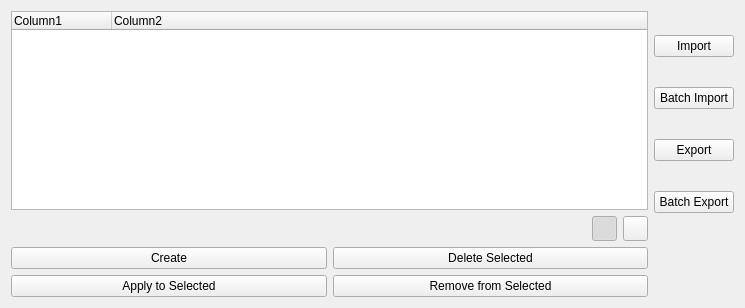
This is CustomWidgets/genericManagerWidget.ui in dsgoficial/DsgTools as Qt 5 draws it before an edit. The edited form follows.
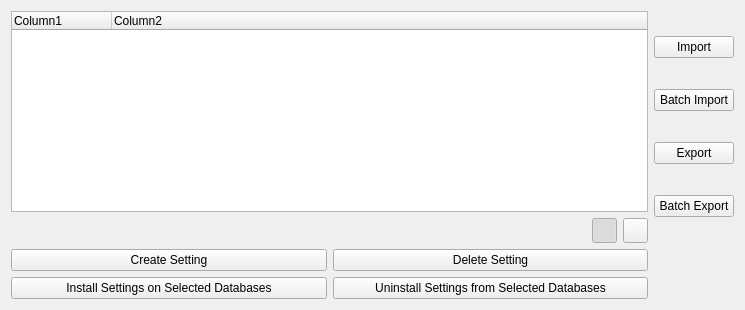
This is the edited form. Icons and pictures are not drawn.

```diff
--- a/CustomWidgets/genericManagerWidget.ui
+++ b/CustomWidgets/genericManagerWidget.ui
@@ -7,7 +7,7 @@
     <x>0</x>
     <y>0</y>
     <width>745</width>
-    <height>308</height>
+    <height>310</height>
    </rect>
   </property>
   <property name="sizePolicy">
@@ -196,7 +196,7 @@
       </size>
      </property>
      <property name="text">
-      <string>Create</string>
+      <string>Create Setting</string>
      </property>
      <property name="icon">
       <iconset resource="../resources.qrc">
@@ -219,7 +219,7 @@
       </size>
      </property>
      <property name="text">
-      <string>Delete Selected</string>
+      <string>Delete Setting</string>
      </property>
      <property name="icon">
       <iconset resource="../resources.qrc">
@@ -230,14 +230,14 @@
    <item row="2" column="0">
     <widget class="QPushButton" name="applyPushButton">
      <property name="text">
-      <string>Apply to Selected</string>
+      <string>Install Settings on Selected Databases</string>
      </property>
     </widget>
    </item>
    <item row="2" column="1">
     <widget class="QPushButton" name="removeFromSelectedPushButton">
      <property name="text">
-      <string>Remove from Selected</string>
+      <string>Uninstall Settings from Selected Databases</string>
      </property>
     </widget>
    </item>
```
Left out of the diff: 4 changed lines with no effect on the pictures.
